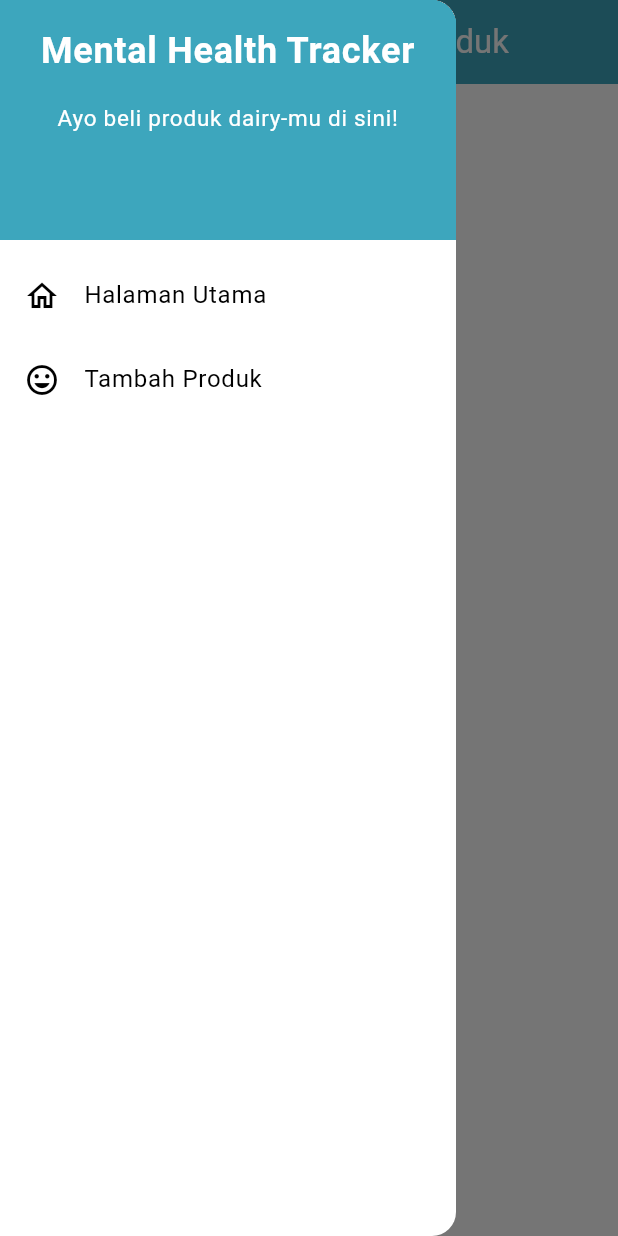
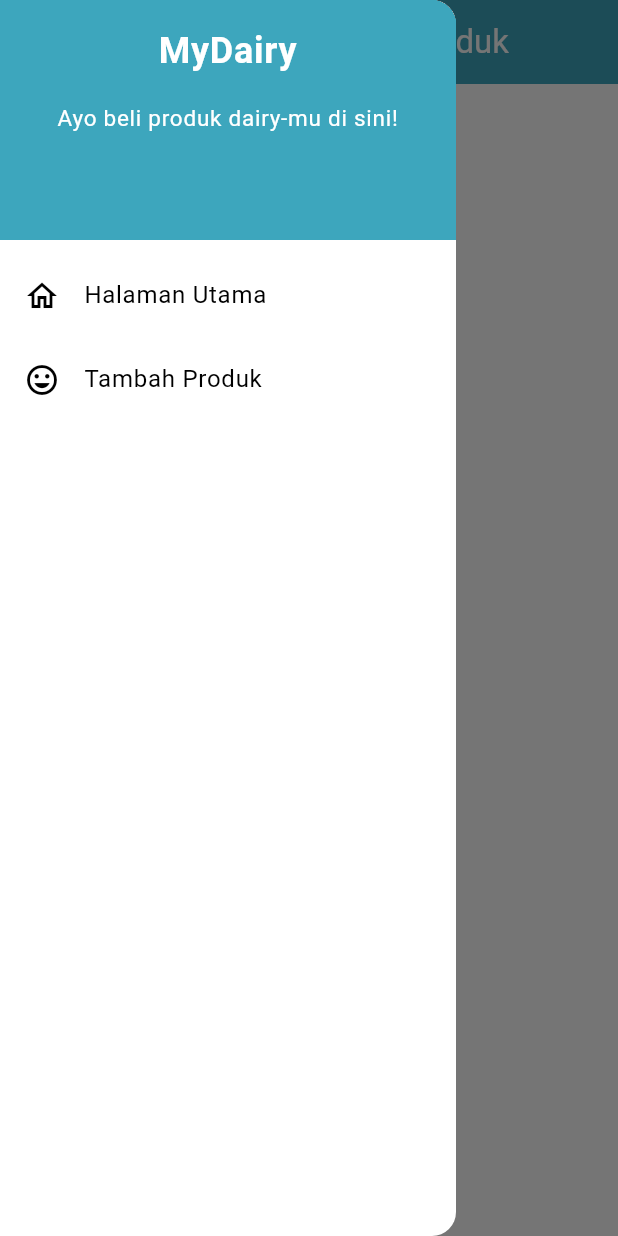
Before and after one commit to aileenjeha/my-dairy-mobile, a Flutter app: the ProductEntryFormPage screen opened directly, with the side drawer open, on a phone screen of 412 x 824 dp. Run offline on Flutter 3.47's test engine with Material 3 defaults, Android fonts, the light colour scheme and no system bars.

Commit message:
tugas 8 #2

```diff
--- a/lib/screens/productentry_form.dart
+++ b/lib/screens/productentry_form.dart
@@ -15,7 +15,7 @@ class _ProductEntryFormPageState extends State<ProductEntryFormPage> {
   String _fatContent = "";
   int _price = 0;
   int _quantity = 0;
-  double _rating = 0.0;
+  int _rating = 0;
 
   @override
   Widget build(BuildContext context) {
@@ -175,14 +175,14 @@ class _ProductEntryFormPageState extends State<ProductEntryFormPage> {
                   ),
                   onChanged: (String? value) {
                     setState(() {
-                      _rating = double.tryParse(value!) ?? 0.0;
+                      _rating = int.tryParse(value!) ?? 0;
                     });
                   },
                   validator: (String? value) {
                     if (value == null || value.isEmpty) {
                       return "Rating tidak boleh kosong!";
                     }
-                    final rating = double.tryParse(value);
+                    final rating = int.tryParse(value);
                     if (rating == null) {
                       return "Rating harus berupa angka!";
                     }
--- a/lib/widgets/left_drawer.dart
+++ b/lib/widgets/left_drawer.dart
@@ -17,7 +17,7 @@ class LeftDrawer extends StatelessWidget {
             child: const Column(
               children: [
                 Text(
-                  'Mental Health Tracker',
+                  'MyDairy',
                   textAlign: TextAlign.center,
                   style: TextStyle(
                     fontSize: 24,
```
